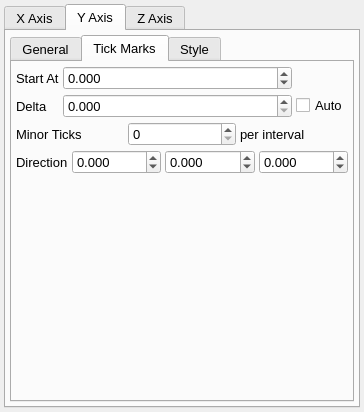
Qt form src/gui/axes.ui (trisyoungs/uchroma) before a commit.
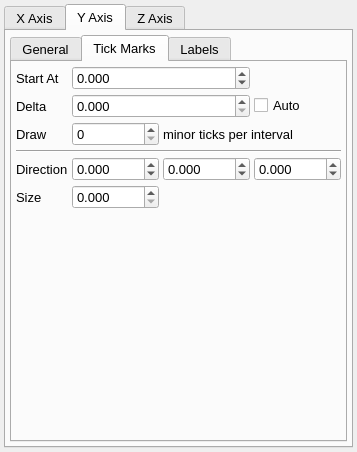
The same form after that commit. The open tabs and pages were chosen to show the change. Icons and pictures are not drawn. Custom widgets are drawn as their Qt base class.

Commit message: Rewrote ViewPane::calculateRequiredZoom() to be more effective. Fixed - 2D view is now scaled correctly when using log axes. Fixed - Axis titles were not positioned correctly on logarithmic axes. Made LayoutWindow into a dialog, adding OK and Cancel buttons to the bottom. Added missing assignment operators to List and ParentList. Reinstated sub-window buttons to a toolbar (menu access is still available). Added Axes::axisTickSize_ to better control size of tick marks. Updated Axes window. Fixed - Some dialogs were not modal.

What changed in the file:
```diff
--- a/src/gui/axes.ui
+++ b/src/gui/axes.ui
@@ -6,8 +6,8 @@
    <rect>
     <x>0</x>
     <y>0</y>
-    <width>364</width>
-    <height>412</height>
+    <width>357</width>
+    <height>452</height>
    </rect>
   </property>
   <property name="sizePolicy">
@@ -614,99 +614,34 @@
             <number>4</number>
            </property>
            <item>
-            <widget class="QWidget" name="AxisXTicksWidget" native="true">
-             <layout class="QVBoxLayout" name="verticalLayout_12">
-              <property name="spacing">
-               <number>0</number>
-              </property>
-              <property name="margin">
-               <number>0</number>
-              </property>
-              <item>
-               <layout class="QGridLayout" name="gridLayout">
-                <item row="0" column="1">
-                 <widget class="QDoubleSpinBox" name="AxisXTicksStartSpin">
-                  <property name="sizePolicy">
-                   <sizepolicy hsizetype="Expanding" vsizetype="Fixed">
-                    <horstretch>0</horstretch>
-                    <verstretch>0</verstretch>
-                   </sizepolicy>
-                  </property>
-                  <property name="decimals">
-                   <number>3</number>
-                  </property>
-                  <property name="minimum">
-                   <double>-1000000.000000000000000</double>
-                  </property>
-                  <property name="maximum">
-                   <double>1000000.000000000000000</double>
-                  </property>
-                 </widget>
-                </item>
-                <item row="0" column="0">
-                 <widget class="QLabel" name="label_6">
-                  <property name="sizePolicy">
-                   <sizepolicy hsizetype="Minimum" vsizetype="Preferred">
-                    <horstretch>0</horstretch>
-                    <verstretch>0</verstretch>
-                   </sizepolicy>
-                  </property>
-                  <property name="text">
-                   <string>Start At</string>
-                  </property>
-                 </widget>
-                </item>
-                <item row="1" column="0">
-                 <widget class="QLabel" name="label_7">
-                  <property name="sizePolicy">
-                   <sizepolicy hsizetype="Minimum" vsizetype="Preferred">
-                    <horstretch>0</horstretch>
-                    <verstretch>0</verstretch>
-                   </sizepolicy>
-                  </property>
-                  <property name="text">
-                   <string>Delta</string>
-                  </property>
-                 </widget>
-                </item>
-                <item row="1" column="1">
-                 <widget class="QDoubleSpinBox" name="AxisXTicksDeltaSpin">
-                  <property name="sizePolicy">
-                   <sizepolicy hsizetype="Expanding" vsizetype="Fixed">
-                    <horstretch>0</horstretch>
-                    <verstretch>0</verstretch>
-                   </sizepolicy>
-                  </property>
-                  <property name="decimals">
-                   <number>3</number>
-                  </property>
-                  <property name="minimum">
-                   <double>0.000000000000000</double>
-                  </property>
-                  <property name="maximum">
-                   <double>1000000.000000000000000</double>
-                  </property>
-                 </widget>
-                </item>
-                <item row="1" column="2">
-                 <widget class="QCheckBox" name="AxisXAutoTicksCheck">
-                  <property name="text">
-                   <string>Auto</string>
-                  </property>
-                 </widget>
-                </item>
-               </layout>
-              </item>
-             </layout>
-            </widget>
-           </item>
-           <item>
-            <layout class="QHBoxLayout" name="horizontalLayout_15">
-             <property name="spacing">
-              <number>4</number>
-             </property>
-             <item>
-              <widget class="QLabel" name="label_19">
+            <layout class="QGridLayout" name="gridLayout_9">
+             <item row="0" column="1" colspan="2">
+              <widget class="QDoubleSpinBox" name="AxisXTicksStartSpin">
+               <property name="sizePolicy">
+                <sizepolicy hsizetype="Expanding" vsizetype="Fixed">
+                 <horstretch>0</horstretch>
+                 <verstretch>0</verstretch>
+                </sizepolicy>
+               </property>
+               <property name="decimals">
+                <number>3</number>
+               </property>
+               <property name="minimum">
+                <double>-1000000.000000000000000</double>
+               </property>
+               <property name="maximum">
+                <double>1000000.000000000000000</double>
+               </property>
+              </widget>
+             </item>
+             <item row="0" column="0">
+              <widget class="QLabel" name="label_6">
+               <property name="sizePolicy">
+                <sizepolicy hsizetype="Minimum" vsizetype="Preferred">
+                 <horstretch>0</horstretch>
+                 <verstretch>0</verstretch>
+                </sizepolicy>
+               </property>
                <property name="text">
                 <string>Minor Ticks</string>
                </property>
@@ -1760,7 +1695,7 @@
           <attribute name="title">
            <string>Tick Marks</string>
           </attribute>
-          <layout class="QVBoxLayout" name="verticalLayout_9">
+          <layout class="QVBoxLayout" name="verticalLayout_8">
            <property name="spacing">
             <number>4</number>
            </property>
@@ -1768,23 +1703,10 @@
             <number>4</number>
            </property>
            <item>
-            <layout class="QGridLayout" name="gridLayout_5">
-             <item row="1" column="0">
-              <widget class="QLabel" name="label_11">
+            <layout class="QGridLayout" name="gridLayout">
+             <item row="5" column="2">
+              <widget class="QDoubleSpinBox" name="AxisYTickDirectionYSpin">
                <property name="sizePolicy">
-                <sizepolicy hsizetype="Minimum" vsizetype="Preferred">
-                 <horstretch>0</horstretch>
-                 <verstretch>0</verstretch>
-                </sizepolicy>
-               </property>
-               <property name="text">
-                <string>Delta</string>
-               </property>
-              </widget>
-             </item>
-             <item row="1" column="1">
-              <widget class="QDoubleSpinBox" name="AxisYTicksDeltaSpin">
-               <property name="sizePolicy">
                 <sizepolicy hsizetype="Expanding" vsizetype="Fixed">
                  <horstretch>0</horstretch>
                  <verstretch>0</verstretch>
@@ -1794,15 +1716,15 @@
                 <number>3</number>
                </property>
                <property name="minimum">
-                <double>0.000000000000000</double>
+                <double>-1.000000000000000</double>
                </property>
                <property name="maximum">
-                <double>1000000.000000000000000</double>
+                <double>1.000000000000000</double>
                </property>
               </widget>
              </item>
-             <item row="0" column="1">
-              <widget class="QDoubleSpinBox" name="AxisYTicksStartSpin">
+             <item row="5" column="1">
+              <widget class="QDoubleSpinBox" name="AxisYTickDirectionXSpin">
                <property name="sizePolicy">
                 <sizepolicy hsizetype="Expanding" vsizetype="Fixed">
                  <horstretch>0</horstretch>
@@ -1813,116 +1735,50 @@
                 <number>3</number>
                </property>
                <property name="minimum">
-                <double>-1000000.000000000000000</double>
+                <double>-1.000000000000000</double>
                </property>
                <property name="maximum">
-                <double>1000000.000000000000000</double>
+                <double>1.000000000000000</double>
                </property>
-              </widget>
-             </item>
-             <item row="0" column="0">
-              <widget class="QLabel" name="label_10">
-               <property name="sizePolicy">
-                <sizepolicy hsizetype="Minimum" vsizetype="Preferred">
-                 <horstretch>0</horstretch>
-                 <verstretch>0</verstretch>
-                </sizepolicy>
+               <property name="singleStep">
+                <double>0.100000000000000</double>
                </property>
-               <property name="text">
-                <string>Start At</string>
-               </property>
               </widget>
              </item>
-             <item row="1" column="2">
-              <widget class="QCheckBox" name="AxisYAutoTicksCheck">
-               <property name="text">
-                <string>Auto</string>
-               </property>
-              </widget>
-             </item>
-            </layout>
-           </item>
-           <item>
-            <layout class="QHBoxLayout" name="horizontalLayout_16">
-             <property name="spacing">
-              <number>4</number>
-             </property>
-             <item>
+             <item row="3" column="0">
               <widget class="QLabel" name="label_21">
                <property name="text">
-                <string>Minor Ticks</string>
+                <string>Draw</string>
                </property>
               </widget>
              </item>
-             <item>
-              <widget class="QSpinBox" name="AxisYMinorTicksSpin"/>
-             </item>
-             <item>
-              <widget class="QLabel" name="label_22">
-               <property name="text">
-                <string>per interval</string>
+             <item row="0" column="1" colspan="2">
+              <widget class="QDoubleSpinBox" name="AxisYTicksStartSpin">
+               <property name="sizePolicy">
+                <sizepolicy hsizetype="Expanding" vsizetype="Fixed">
+                 <horstretch>0</horstretch>
+                 <verstretch>0</verstretch>
+                </sizepolicy>
                </property>
+               <property name="decimals">
+                <number>3</number>
+               </property>
+               <property name="minimum">
+                <double>-1000000.000000000000000</double>
+               </property>
+               <property name="maximum">
+                <double>1000000.000000000000000</double>
+               </property>
               </widget>
              </item>
-            </layout>
-           </item>
-           <item>
-            <layout class="QHBoxLayout" name="horizontalLayout_19">
-             <property name="spacing">
-              <number>4</number>
-             </property>
-             <item>
+             <item row="5" column="0">
               <widget class="QLabel" name="label_32">
                <property name="text">
                 <string>Direction</string>
                </property>
               </widget>
              </item>
-             <item>
-              <widget class="QDoubleSpinBox" name="AxisYTickDirectionXSpin">
-               <property name="sizePolicy">
-                <sizepolicy hsizetype="Expanding" vsizetype="Fixed">
-                 <horstretch>0</horstretch>
-                 <verstretch>0</verstretch>
-                </sizepolicy>
-               </property>
-               <property name="decimals">
-                <number>3</number>
-               </property>
-               <property name="minimum">
-                <double>-1.000000000000000</double>
-               </property>
-               <property name="maximum">
-                <double>1.000000000000000</double>
-               </property>
-               <property name="singleStep">
-                <double>0.100000000000000</double>
-               </property>
-              </widget>
-             </item>
-             <item>
-              <widget class="QDoubleSpinBox" name="AxisYTickDirectionYSpin">
-               <property name="sizePolicy">
-                <sizepolicy hsizetype="Expanding" vsizetype="Fixed">
-                 <horstretch>0</horstretch>
-                 <verstretch>0</verstretch>
-                </sizepolicy>
-               </property>
-               <property name="decimals">
-                <number>3</number>
-               </property>
-               <property name="minimum">
-                <double>-1.000000000000000</double>
-               </property>
-               <property name="maximum">
-                <double>1.000000000000000</double>
-               </property>
-               <property name="singleStep">
-                <double>0.100000000000000</double>
-               </property>
-              </widget>
-             </item>
-             <item>
+             <item row="5" column="3">
               <widget class="QDoubleSpinBox" name="AxisYTickDirectionZSpin">
                <property name="sizePolicy">
                 <sizepolicy hsizetype="Expanding" vsizetype="Fixed">
@@ -1944,6 +1800,104 @@
                </property>
               </widget>
              </item>
+             <item row="3" column="2" colspan="2">
+              <widget class="QLabel" name="label_22">
+               <property name="text">
+                <string>minor ticks per interval</string>
+               </property>
+              </widget>
+             </item>
+             <item row="4" column="0" colspan="4">
+              <widget class="Line" name="line">
+               <property name="orientation">
+                <enum>Qt::Horizontal</enum>
+               </property>
+              </widget>
+             </item>
+             <item row="1" column="3">
+              <widget class="QCheckBox" name="AxisYAutoTicksCheck">
+               <property name="text">
+                <string>Auto</string>
+               </property>
+              </widget>
+             </item>
+             <item row="0" column="0">
+              <widget class="QLabel" name="label_10">
+               <property name="sizePolicy">
+                <sizepolicy hsizetype="Minimum" vsizetype="Preferred">
+                 <horstretch>0</horstretch>
+                 <verstretch>0</verstretch>
+                </sizepolicy>
+               </property>
+               <property name="text">
+                <string>Start At</string>
+               </property>
+              </widget>
+             </item>
+             <item row="3" column="1">
+              <widget class="QSpinBox" name="AxisYMinorTicksSpin"/>
+             </item>
+             <item row="1" column="1" colspan="2">
+              <widget class="QDoubleSpinBox" name="AxisYTicksDeltaSpin">
+               <property name="sizePolicy">
+                <sizepolicy hsizetype="Expanding" vsizetype="Fixed">
+                 <horstretch>0</horstretch>
+                 <verstretch>0</verstretch>
+                </sizepolicy>
+               </property>
+               <property name="decimals">
+                <number>3</number>
+               </property>
+               <property name="minimum">
+                <double>0.000000000000000</double>
+               </property>
+               <property name="maximum">
+                <double>1000000.000000000000000</double>
+               </property>
+              </widget>
+             </item>
+             <item row="1" column="0">
+              <widget class="QLabel" name="label_11">
+               <property name="sizePolicy">
+                <sizepolicy hsizetype="Minimum" vsizetype="Preferred">
+                 <horstretch>0</horstretch>
+                 <verstretch>0</verstretch>
+                </sizepolicy>
+               </property>
+               <property name="text">
+                <string>Delta</string>
+               </property>
+              </widget>
+             </item>
+             <item row="6" column="0">
+              <widget class="QLabel" name="label_39">
+               <property name="text">
+                <string>Size</string>
+               </property>
+              </widget>
+             </item>
+             <item row="6" column="1">
+              <widget class="QDoubleSpinBox" name="AxisYTickSizeSpin">
+               <property name="sizePolicy">
+                <sizepolicy hsizetype="Expanding" vsizetype="Fixed">
+                 <horstretch>0</horstretch>
+                 <verstretch>0</verstretch>
+                </sizepolicy>
+               </property>
+               <property name="decimals">
+                <number>3</number>
+               </property>
+               <property name="minimum">
+                <double>0.000000000000000</double>
+               </property>
+               <property name="maximum">
+                <double>100.000000000000000</double>
+               </property>
+               <property name="singleStep">
+                <double>0.100000000000000</double>
+               </property>
+              </widget>
+             </item>
             </layout>
            </item>
            <item>
@@ -1963,7 +1917,7 @@
          </widget>
          <widget class="QWidget" name="YAxisStyleTab">
           <attribute name="title">
-           <string>Style</string>
+           <string>Labels</string>
           </attribute>
           <layout class="QVBoxLayout" name="verticalLayout_11">
            <property name="spacing">
@@ -2911,7 +2865,7 @@
           <attribute name="title">
            <string>Tick Marks</string>
           </attribute>
-          <layout class="QVBoxLayout" name="verticalLayout_15">
+          <layout class="QVBoxLayout" name="verticalLayout_9">
            <property name="spacing">
             <number>4</number>
            </property>
```
Left out of the diff: 296 changed lines with no effect on the pictures. The commit also changes 25 other files.
